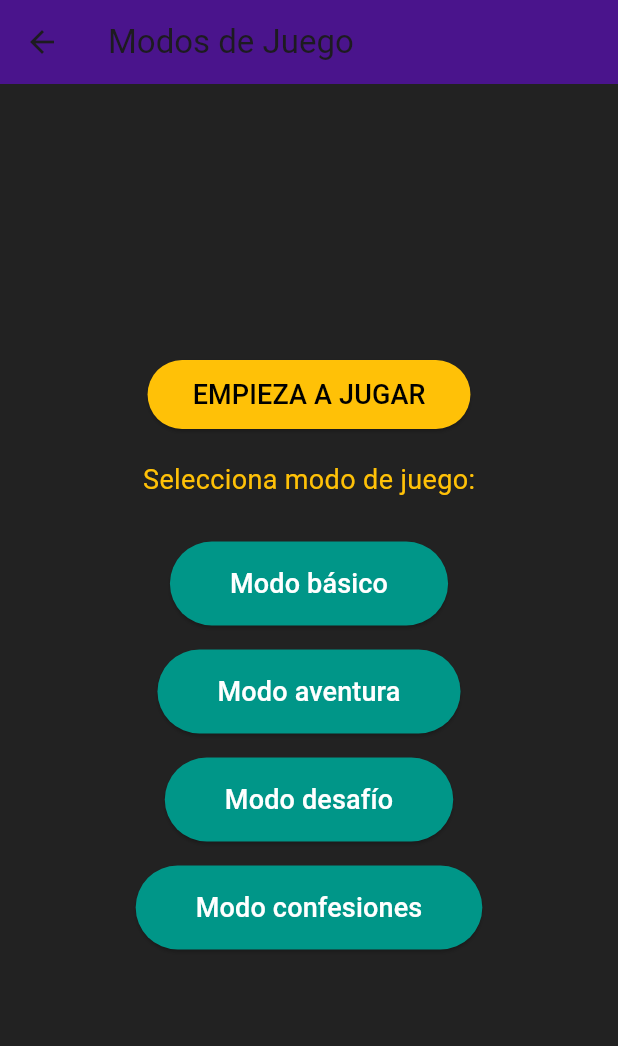
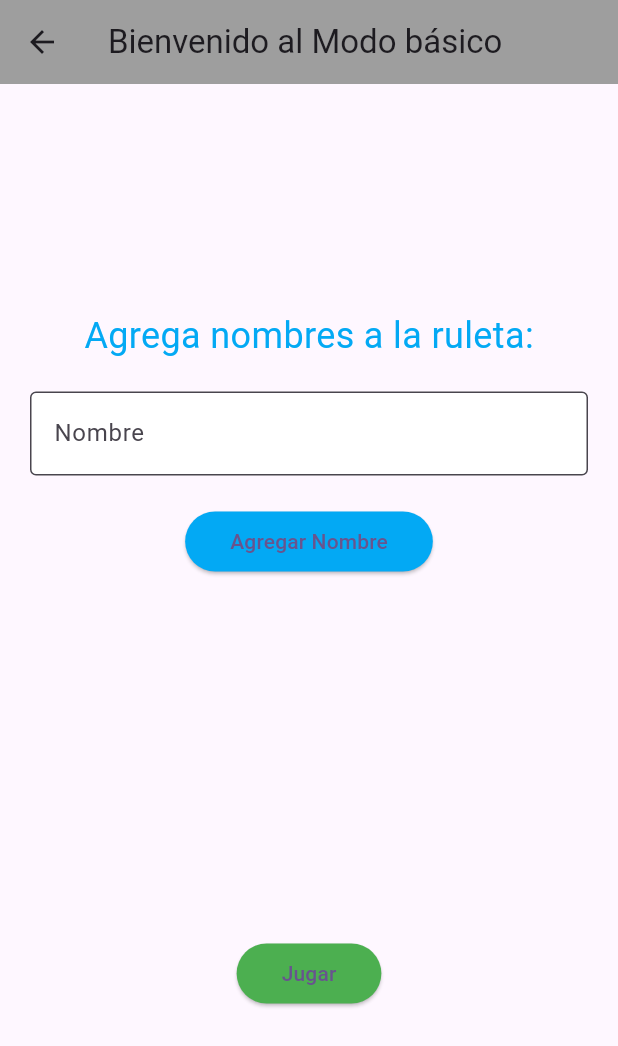
Before and after one commit to enneeeeer/tragovoltaje, a Flutter app: the ModosJuego screen opened directly, after a tap on "Modo básico", on a phone screen of 412 x 824 dp. Shown: the top 1046 px of the screen. Run offline on Flutter 3.47's test engine with Material 3 defaults, Android fonts, the phone set to English and light mode, and no system bars; our stand-ins replace font_awesome_flutter.

Commit message:
Ruleta con animacion

```diff
--- a/flutter_application_2/lib/modos_juegos.dart
+++ b/flutter_application_2/lib/modos_juegos.dart
@@ -1,4 +1,5 @@
 import 'package:flutter/material.dart';
+import 'ruleta_page.dart'; // Importar la nueva página
 
 class ModosJuego extends StatelessWidget {
   const ModosJuego({super.key});
@@ -7,37 +8,42 @@ class ModosJuego extends StatelessWidget {
   Widget build(BuildContext context) {
     return Scaffold(
       backgroundColor: Colors.black87,
-      appBar: AppBar(
-        backgroundColor: Colors.purple[900],
-        title: Text('Modos de Juego'),
-      ),
       body: Center(
         child: Column(
           mainAxisAlignment: MainAxisAlignment.center,
           children: [
-            ElevatedButton(
-              style: ElevatedButton.styleFrom(
-                backgroundColor: Colors.amber,
-                padding: EdgeInsets.symmetric(horizontal: 30, vertical: 10),
-              ),
-              onPressed: () {
-                // Acción para empezar a jugar
-              },
-              child: Text(
-                'EMPIEZA A JUGAR',
-                style: TextStyle(fontSize: 18, color: Colors.black),
+            Text(
+              'EMPIEZA A JUGAR',
+              style: TextStyle(
+                fontSize: 32,
+                color: Colors.lightBlue,
+                fontWeight: FontWeight.bold,
+                shadows: [
+                  Shadow(
+                    blurRadius: 10.0,
+                    color: Colors.blueAccent,
+                    offset: Offset(0.0, 0.0),
+                  ),
+                ],
               ),
             ),
             SizedBox(height: 20),
             Text(
               'Selecciona modo de juego:',
-              style: TextStyle(fontSize: 18, color: Colors.amber),
+              style: TextStyle(fontSize: 18, color: Colors.lightBlue),
             ),
             SizedBox(height: 20),
-            GameModeButton(text: 'Modo básico', color: Colors.teal),
-            GameModeButton(text: 'Modo aventura', color: Colors.teal),
-            GameModeButton(text: 'Modo desafío', color: Colors.teal),
-            GameModeButton(text: 'Modo confesiones', color: Colors.teal),
+            Expanded(
+              child: ListView(
+                padding: EdgeInsets.symmetric(horizontal: 20),
+                children: [
+                  GameModeCard(text: 'Modo básico', image: 'assets/images/green.jpg'),
+                  GameModeCard(text: 'Modo aventura', image: 'assets/images/azul.jpeg'),
+                  GameModeCard(text: 'Modo desafío', image: 'assets/images/anaranjado.jpg'),
+                  GameModeCard(text: 'Modo confesiones', image: 'assets/images/rojo.jpg'),
+                ],
+              ),
+            ),
           ],
         ),
       ),
@@ -45,27 +51,46 @@ class ModosJuego extends StatelessWidget {
   }
 }
 
-class GameModeButton extends StatelessWidget {
+class GameModeCard extends StatelessWidget {
   final String text;
-  final Color color;
+  final String image;
 
-  GameModeButton({required this.text, required this.color});
+  GameModeCard({required this.text, required this.image});
 
   @override
   Widget build(BuildContext context) {
-    return Padding(
-      padding: const EdgeInsets.symmetric(vertical: 8.0),
-      child: ElevatedButton(
-        style: ElevatedButton.styleFrom(
-          backgroundColor: color,
-          padding: EdgeInsets.symmetric(horizontal: 40, vertical: 15),
-        ),
-        onPressed: () {
-          // Acción para cada modo de juego
+    return Card(
+      elevation: 5,
+      margin: EdgeInsets.symmetric(vertical: 10),
+      shape: RoundedRectangleBorder(
+        borderRadius: BorderRadius.circular(15),
+      ),
+      child: InkWell(
+        onTap: () {
+          // Navegar a la nueva página de Ruleta
+          Navigator.push(
+            context,
+            MaterialPageRoute(builder: (context) => RuletaPage(mode: text)),
+          );
         },
-        child: Text(
-          text,
-          style: TextStyle(fontSize: 18, color: Colors.white),
+ child: ClipRRect(
+          borderRadius: BorderRadius.circular(15),
+          child: Container(
+            height: 150,
+            decoration: BoxDecoration(
+              image: DecorationImage(
+                image: AssetImage(image),
+                fit: BoxFit.cover,
+                colorFilter: ColorFilter.mode(Colors.black.withOpacity(0.5), BlendMode.darken),
+              ),
+            ),
+            child: Center(
+              child: Text(
+                text,
+                style: TextStyle(fontSize: 22, color: Colors.white, fontWeight: FontWeight.bold),
+              ),
+            ),
+          ),
         ),
       ),
     );
--- /dev/null
+++ b/flutter_application_2/lib/ruleta_page.dart
@@ -0,0 +1,164 @@
+import 'package:flutter/material.dart';
+import 'dart:math';
+import 'ruleta_juego_page.dart'; // Importar la nueva página
+
+class RuletaPage extends StatefulWidget {
+  final String mode;
+
+  RuletaPage({required this.mode});
+
+  @override
+  _RuletaPageState createState() => _RuletaPageState();
+}
+
+class _RuletaPageState extends State<RuletaPage> {
+  final TextEditingController _controller = TextEditingController();
+  final List<String> _nombres = [];
+
+  @override
+  Widget build(BuildContext context) {
+    return Scaffold(
+      appBar: AppBar(
+        backgroundColor: Colors.grey,
+        title: Text('Bienvenido al ${widget.mode}'),
+      ),
+      body: Padding(
+        padding: const EdgeInsets.all(20.0),
+        child: Column(
+          mainAxisAlignment: MainAxisAlignment.center,
+          children: [
+            Text(
+              'Agrega nombres a la ruleta:',
+              style: TextStyle(fontSize: 24, color: Colors.lightBlue),
+            ),
+            SizedBox(height: 20),
+            TextField(
+              controller: _controller,
+              decoration: InputDecoration(
+                border: OutlineInputBorder(),
+                labelText: 'Nombre',
+                hintText: 'Ingresa un nombre',
+                filled: true,
+                fillColor: Colors.white,
+              ),
+            ),
+            SizedBox(height: 20),
+            ElevatedButton(
+              onPressed: () {
+                String name = _controller.text;
+                if (name.isNotEmpty) {
+                  setState(() {
+                    _nombres.add(name); // Agregar el nombre a la lista
+                  });
+                  ScaffoldMessenger.of(context).showSnackBar(
+                    SnackBar(content: Text('$name agregado a la ruleta')),
+                  );
+                  _controller.clear(); // Limpiar el campo de texto
+                }
+              },
+              child: Text('Agregar Nombre'),
+              style: ElevatedButton.styleFrom(
+                backgroundColor: Colors.lightBlue,
+                padding: EdgeInsets.symmetric(horizontal: 30, vertical: 10),
+              ),
+            ),
+            SizedBox(height: 20),
+            // Aquí se muestra la ruleta
+            Container(
+              height: 200,
+              width: 200,
+              child: CustomPaint(
+                painter: RuletaPainter(nombres: _nombres),
+              ),
+            ),
+            SizedBox(height: 20,),// Para empujar el botón hacia abajo
+            ElevatedButton(
+              onPressed: () {
+                // Navegar a la nueva página de la ruleta
+                Navigator.push(
+                  context,
+                  MaterialPageRoute(
+                    builder: (context) => RuletaJuegoPage(nombres: _nombres),
+                  ),
+                );
+              },
+              child: Text('Jugar'),
+              style: ElevatedButton.styleFrom(
+                backgroundColor: Colors.green,
+                padding: EdgeInsets.symmetric(horizontal: 30, vertical: 10),
+              ),
+            ),
+          ],
+        ),
+      ),
+    );
+  }
+}
+
+class RuletaPainter extends CustomPainter {
+  final List<String> nombres;
+
+  RuletaPainter({required this.nombres});
+
+  @override
+  void paint(Canvas canvas, Size size) {
+    final Paint paint = Paint()..style = PaintingStyle.fill;
+    final double radius = size.width / 2;
+    final double anglePerSegment = 2 * pi / nombres.length;
+
+    // Definir una lista de colores
+    List<Color> colors = [
+      Colors.red,
+      Colors.blue,
+      Colors.green,
+      Colors.yellow,
+      Colors.orange,
+      Colors.blueGrey,
+      Colors.purple,
+      Colors.teal,
+      Colors.pink,
+      Colors.grey,
+      Colors.black,
+      Colors.white,
+    ];
+
+    for (int i = 0; i < nombres.length; i++) {
+      // Asignar un color específico para cada segmento
+      paint.color = colors[i % colors.length];
+
+      // Calcular el ángulo de inicio y el ángulo final
+      double startAngle = i * anglePerSegment;
+      double sweepAngle = anglePerSegment;
+
+      // Dibujar el segmento
+      canvas.drawArc(
+        Rect.fromCircle(center: Offset(radius, radius), radius: radius),
+        startAngle,
+        sweepAngle,
+        true,
+        paint,
+      );
+
+      // Calcular la posición del texto
+      double textAngle = startAngle + sweepAngle / 2;
+      double textX = radius + (radius / 2) * cos(textAngle);
+      double textY = radius + (radius / 2) * sin(textAngle);
+
+      // Dibujar el texto
+      TextPainter textPainter = TextPainter(
+        text: TextSpan(
+          text: nombres[i],
+          style: TextStyle(color: Colors.white, fontSize: 14),
+        ),
+        textDirection: TextDirection.ltr,
+      );
+      textPainter.layout();
+      textPainter.paint(canvas, Offset(textX - textPainter.width / 2, textY - textPainter.height / 2));
+    }
+  }
+
+  @override
+  bool shouldRepaint(covariant CustomPainter oldDelegate) {
+    return true; // Redibujar siempre cuando hay cambios
+  }
+}
```
Also changed, not shown: flutter_application_2/lib/ruleta_juego_page.dart (added, +151 -0 lines), flutter_application_2/lib/transicion.dart (+9 -9 lines), flutter_application_2/assets/images/anaranjado.jpg (added), flutter_application_2/assets/images/azul.jpeg (added), flutter_application_2/assets/images/green.jpg (added), flutter_application_2/assets/images/rayo.gif (added), flutter_application_2/assets/images/rojo.jpg (added).
